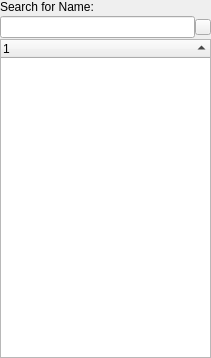
The window that retroshare-gui/src/gui/common/FriendSelectionWidget.ui (RetroShare/RetroShare) describes before a commit, drawn with Qt 5.
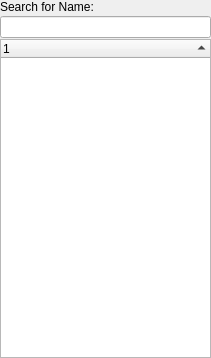
The same window after the commit. Icons and pictures are not drawn. Custom widgets are drawn as their Qt base class.

Commit message: Added new basic class for a QLineEdit with a clear button - LineEditClear.

Patch:
```diff
--- a/retroshare-gui/src/gui/common/FriendSelectionWidget.ui
+++ b/retroshare-gui/src/gui/common/FriendSelectionWidget.ui
@@ -33,57 +33,12 @@
       </widget>
      </item>
      <item row="1" column="0">
-      <widget class="QLineEdit" name="filterEdit">
+      <widget class="LineEditClear" name="filterLineEdit">
        <property name="toolTip">
         <string>Search Friends</string>
        </property>
       </widget>
      </item>
-     <item row="1" column="1">
-      <widget class="QPushButton" name="clearButton">
-       <property name="minimumSize">
-        <size>
-         <width>16</width>
-         <height>16</height>
-        </size>
-       </property>
-       <property name="maximumSize">
-        <size>
-         <width>16</width>
-         <height>16</height>
-        </size>
-       </property>
-       <property name="font">
-        <font>
-         <family>MS Shell Dlg 2</family>
-        </font>
-       </property>
-       <property name="focusPolicy">
-        <enum>Qt::NoFocus</enum>
-       </property>
-       <property name="toolTip">
-        <string>Reset</string>
-       </property>
-       <property name="styleSheet">
-        <string notr="true">QPushButton
-{
- border-image: url(:/images/closenormal.png) 
-}
-                                
-QPushButton:hover 
-{
-border-image: url(:/images/closehover.png) 
-}
-                                
-QPushButton:pressed  {
-border-image: url(:/images/closepressed.png) 
-}</string>
-       </property>
-       <property name="text">
-        <string/>
-       </property>
-      </widget>
-     </item>
     </layout>
    </item>
    <item>
@@ -118,6 +73,13 @@
    </item>
   </layout>
  </widget>
+ <customwidgets>
+  <customwidget>
+   <class>LineEditClear</class>
+   <extends>QLineEdit</extends>
+   <header>gui/common/LineEditClear.h</header>
+  </customwidget>
+ </customwidgets>
  <resources/>
  <connections/>
 </ui>
```
The commit also changes 33 other files.
